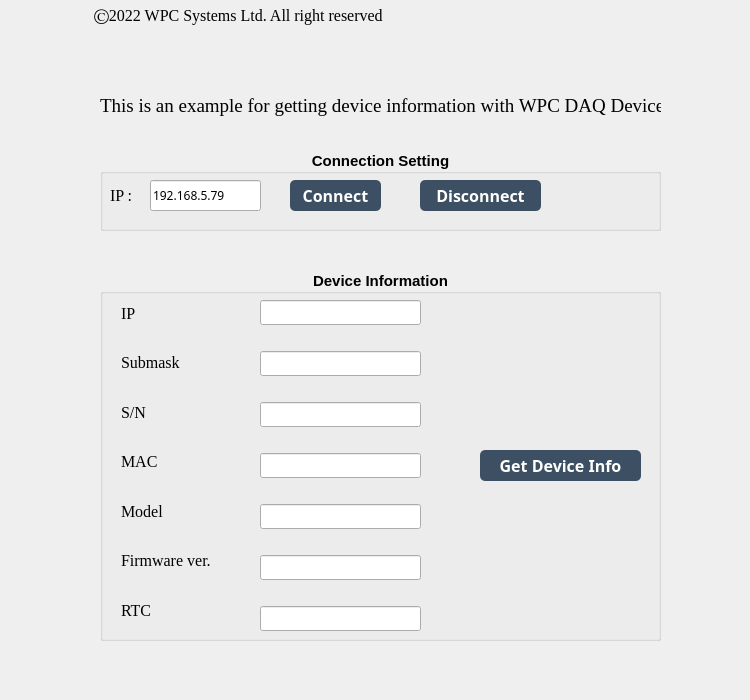
Before: the Qt Designer form examples/GUI/System_Network/Example_get_device_info/UI_design/example_GUI_get_device_info.ui in WPC-Systems-Ltd/WPC_Python_driver_release, drawn with Qt 5.
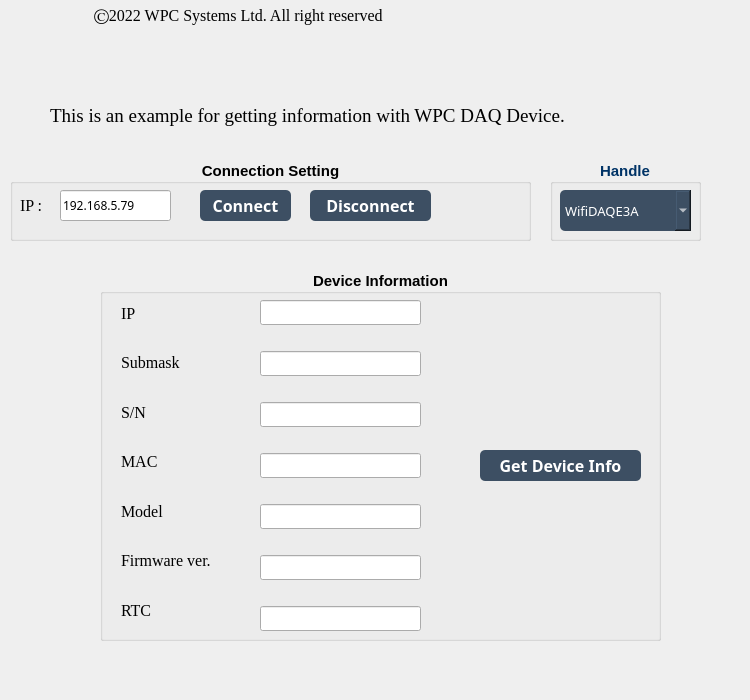
After: the same form once the commit is applied. Icons and pictures are not drawn.

Diff of the .ui file:
```diff
--- a/examples/GUI/System_Network/Example_get_device_info/UI_design/example_GUI_get_device_info.ui
+++ b/examples/GUI/System_Network/Example_get_device_info/UI_design/example_GUI_get_device_info.ui
@@ -61,9 +61,9 @@
    <widget class="QLabel" name="lb_declare">
     <property name="geometry">
      <rect>
-      <x>100</x>
-      <y>90</y>
-      <width>561</width>
+      <x>50</x>
+      <y>100</y>
+      <width>641</width>
       <height>31</height>
      </rect>
     </property>
@@ -74,15 +74,15 @@
      </font>
     </property>
     <property name="text">
-     <string>This is an example for getting device information with WPC DAQ Device.</string>
+     <string>This is an example for getting information with WPC DAQ Device.</string>
     </property>
    </widget>
    <widget class="QGroupBox" name="groupBox_connection">
     <property name="geometry">
      <rect>
-      <x>100</x>
-      <y>150</y>
-      <width>561</width>
+      <x>10</x>
+      <y>160</y>
+      <width>521</width>
       <height>81</height>
      </rect>
     </property>
@@ -141,7 +141,7 @@
     <widget class="QPushButton" name="btn_disconnect">
      <property name="geometry">
       <rect>
-       <x>320</x>
+       <x>300</x>
        <y>30</y>
        <width>121</width>
        <height>31</height>
@@ -216,7 +216,7 @@
     <widget class="QLabel" name="lb_led">
      <property name="geometry">
       <rect>
-       <x>470</x>
+       <x>440</x>
        <y>20</y>
        <width>51</width>
        <height>51</height>
@@ -529,6 +529,728 @@
      </property>
     </widget>
    </widget>
+   <widget class="QGroupBox" name="groupBox_handle">
+    <property name="geometry">
+     <rect>
+      <x>550</x>
+      <y>160</y>
+      <width>151</width>
+      <height>81</height>
+     </rect>
+    </property>
+    <property name="palette">
+     <palette>
+      <active>
+       <colorrole role="WindowText">
+        <brush brushstyle="SolidPattern">
+         <color alpha="255">
+          <red>0</red>
+          <green>51</green>
+          <blue>102</blue>
+         </color>
+        </brush>
+       </colorrole>
+       <colorrole role="Button">
+        <brush brushstyle="SolidPattern">
+         <color alpha="255">
+          <red>255</red>
+          <green>255</green>
+          <blue>255</blue>
+         </color>
+        </brush>
+       </colorrole>
+       <colorrole role="Light">
+        <brush brushstyle="SolidPattern">
+         <color alpha="255">
+          <red>255</red>
+          <green>255</green>
+          <blue>255</blue>
+         </color>
+        </brush>
+       </colorrole>
+       <colorrole role="Midlight">
+        <brush brushstyle="SolidPattern">
+         <color alpha="255">
+          <red>255</red>
+          <green>255</green>
+          <blue>255</blue>
+         </color>
+        </brush>
+       </colorrole>
+       <colorrole role="Dark">
+        <brush brushstyle="SolidPattern">
+         <color alpha="255">
+          <red>127</red>
+          <green>127</green>
+          <blue>127</blue>
+         </color>
+        </brush>
+       </colorrole>
+       <colorrole role="Mid">
+        <brush brushstyle="SolidPattern">
+         <color alpha="255">
+          <red>170</red>
+          <green>170</green>
+          <blue>170</blue>
+         </color>
+        </brush>
+       </colorrole>
+       <colorrole role="Text">
+        <brush brushstyle="SolidPattern">
+         <color alpha="255">
+          <red>0</red>
+          <green>0</green>
+          <blue>0</blue>
+         </color>
+        </brush>
+       </colorrole>
+       <colorrole role="BrightText">
+        <brush brushstyle="SolidPattern">
+         <color alpha="255">
+          <red>255</red>
+          <green>255</green>
+          <blue>255</blue>
+         </color>
+        </brush>
+       </colorrole>
+       <colorrole role="ButtonText">
+        <brush brushstyle="SolidPattern">
+         <color alpha="255">
+          <red>0</red>
+          <green>0</green>
+          <blue>0</blue>
+         </color>
+        </brush>
+       </colorrole>
+       <colorrole role="Base">
+        <brush brushstyle="SolidPattern">
+         <color alpha="255">
+          <red>255</red>
+          <green>255</green>
+          <blue>255</blue>
+         </color>
+        </brush>
+       </colorrole>
+       <colorrole role="Window">
+        <brush brushstyle="SolidPattern">
+         <color alpha="255">
+          <red>255</red>
+          <green>255</green>
+          <blue>255</blue>
+         </color>
+        </brush>
+       </colorrole>
+       <colorrole role="Shadow">
+        <brush brushstyle="SolidPattern">
+         <color alpha="255">
+          <red>0</red>
+          <green>0</green>
+          <blue>0</blue>
+         </color>
+        </brush>
+       </colorrole>
+       <colorrole role="AlternateBase">
+        <brush brushstyle="SolidPattern">
+         <color alpha="255">
+          <red>255</red>
+          <green>255</green>
+          <blue>255</blue>
+         </color>
+        </brush>
+       </colorrole>
+       <colorrole role="ToolTipBase">
+        <brush brushstyle="SolidPattern">
+         <color alpha="255">
+          <red>255</red>
+          <green>255</green>
+          <blue>220</blue>
+         </color>
+        </brush>
+       </colorrole>
+       <colorrole role="ToolTipText">
+        <brush brushstyle="SolidPattern">
+         <color alpha="255">
+          <red>0</red>
+          <green>0</green>
+          <blue>0</blue>
+         </color>
+        </brush>
+       </colorrole>
+       <colorrole role="PlaceholderText">
+        <brush brushstyle="NoBrush">
+         <color alpha="128">
+          <red>0</red>
+          <green>0</green>
+          <blue>0</blue>
+         </color>
+        </brush>
+       </colorrole>
+      </active>
+      <inactive>
+       <colorrole role="WindowText">
+        <brush brushstyle="SolidPattern">
+         <color alpha="255">
+          <red>0</red>
+          <green>51</green>
+          <blue>102</blue>
+         </color>
+        </brush>
+       </colorrole>
+       <colorrole role="Button">
+        <brush brushstyle="SolidPattern">
+         <color alpha="255">
+          <red>255</red>
+          <green>255</green>
+          <blue>255</blue>
+         </color>
+        </brush>
+       </colorrole>
+       <colorrole role="Light">
+        <brush brushstyle="SolidPattern">
+         <color alpha="255">
+          <red>255</red>
+          <green>255</green>
+          <blue>255</blue>
+         </color>
+        </brush>
+       </colorrole>
+       <colorrole role="Midlight">
+        <brush brushstyle="SolidPattern">
+         <color alpha="255">
+          <red>255</red>
+          <green>255</green>
+          <blue>255</blue>
+         </color>
+        </brush>
+       </colorrole>
+       <colorrole role="Dark">
+        <brush brushstyle="SolidPattern">
+         <color alpha="255">
+          <red>127</red>
+          <green>127</green>
+          <blue>127</blue>
+         </color>
+        </brush>
+       </colorrole>
+       <colorrole role="Mid">
+        <brush brushstyle="SolidPattern">
+         <color alpha="255">
+          <red>170</red>
+          <green>170</green>
+          <blue>170</blue>
+         </color>
+        </brush>
+       </colorrole>
+       <colorrole role="Text">
+        <brush brushstyle="SolidPattern">
+         <color alpha="255">
+          <red>0</red>
+          <green>0</green>
+          <blue>0</blue>
+         </color>
+        </brush>
+       </colorrole>
+       <colorrole role="BrightText">
+        <brush brushstyle="SolidPattern">
+         <color alpha="255">
+          <red>255</red>
+          <green>255</green>
+          <blue>255</blue>
+         </color>
+        </brush>
+       </colorrole>
+       <colorrole role="ButtonText">
+        <brush brushstyle="SolidPattern">
+         <color alpha="255">
+          <red>0</red>
+          <green>0</green>
+          <blue>0</blue>
+         </color>
+        </brush>
+       </colorrole>
+       <colorrole role="Base">
+        <brush brushstyle="SolidPattern">
+         <color alpha="255">
+          <red>255</red>
+          <green>255</green>
+          <blue>255</blue>
+         </color>
+        </brush>
+       </colorrole>
+       <colorrole role="Window">
+        <brush brushstyle="SolidPattern">
+         <color alpha="255">
+          <red>255</red>
+          <green>255</green>
+          <blue>255</blue>
+         </color>
+        </brush>
+       </colorrole>
+       <colorrole role="Shadow">
+        <brush brushstyle="SolidPattern">
+         <color alpha="255">
+          <red>0</red>
+          <green>0</green>
+          <blue>0</blue>
+         </color>
+        </brush>
+       </colorrole>
+       <colorrole role="AlternateBase">
+        <brush brushstyle="SolidPattern">
+         <color alpha="255">
+          <red>255</red>
+          <green>255</green>
+          <blue>255</blue>
+         </color>
+        </brush>
+       </colorrole>
+       <colorrole role="ToolTipBase">
+        <brush brushstyle="SolidPattern">
+         <color alpha="255">
+          <red>255</red>
+          <green>255</green>
+          <blue>220</blue>
+         </color>
+        </brush>
+       </colorrole>
+       <colorrole role="ToolTipText">
+        <brush brushstyle="SolidPattern">
+         <color alpha="255">
+          <red>0</red>
+          <green>0</green>
+          <blue>0</blue>
+         </color>
+        </brush>
+       </colorrole>
+       <colorrole role="PlaceholderText">
+        <brush brushstyle="NoBrush">
+         <color alpha="128">
+          <red>0</red>
+          <green>0</green>
+          <blue>0</blue>
+         </color>
+        </brush>
+       </colorrole>
+      </inactive>
+      <disabled>
+       <colorrole role="WindowText">
+        <brush brushstyle="SolidPattern">
+         <color alpha="255">
+          <red>127</red>
+          <green>127</green>
+          <blue>127</blue>
+         </color>
+        </brush>
+       </colorrole>
+       <colorrole role="Button">
+        <brush brushstyle="SolidPattern">
+         <color alpha="255">
+          <red>255</red>
+          <green>255</green>
+          <blue>255</blue>
+         </color>
+        </brush>
+       </colorrole>
+       <colorrole role="Light">
+        <brush brushstyle="SolidPattern">
+         <color alpha="255">
+          <red>255</red>
+          <green>255</green>
+          <blue>255</blue>
+         </color>
+        </brush>
+       </colorrole>
+       <colorrole role="Midlight">
+        <brush brushstyle="SolidPattern">
+         <color alpha="255">
+          <red>255</red>
+          <green>255</green>
+          <blue>255</blue>
+         </color>
+        </brush>
+       </colorrole>
+       <colorrole role="Dark">
+        <brush brushstyle="SolidPattern">
+         <color alpha="255">
+          <red>127</red>
+          <green>127</green>
+          <blue>127</blue>
+         </color>
+        </brush>
+       </colorrole>
+       <colorrole role="Mid">
+        <brush brushstyle="SolidPattern">
+         <color alpha="255">
+          <red>170</red>
+          <green>170</green>
+          <blue>170</blue>
+         </color>
+        </brush>
+       </colorrole>
+       <colorrole role="Text">
+        <brush brushstyle="SolidPattern">
+         <color alpha="255">
+          <red>127</red>
+          <green>127</green>
+          <blue>127</blue>
+         </color>
+        </brush>
+       </colorrole>
+       <colorrole role="BrightText">
+        <brush brushstyle="SolidPattern">
+         <color alpha="255">
+          <red>255</red>
+          <green>255</green>
+          <blue>255</blue>
+         </color>
+        </brush>
+       </colorrole>
+       <colorrole role="ButtonText">
+        <brush brushstyle="SolidPattern">
+         <color alpha="255">
+          <red>127</red>
+          <green>127</green>
+          <blue>127</blue>
+         </color>
+        </brush>
+       </colorrole>
+       <colorrole role="Base">
+        <brush brushstyle="SolidPattern">
+         <color alpha="255">
+          <red>255</red>
+          <green>255</green>
+          <blue>255</blue>
+         </color>
+        </brush>
+       </colorrole>
+       <colorrole role="Window">
+        <brush brushstyle="SolidPattern">
+         <color alpha="255">
+          <red>255</red>
+          <green>255</green>
+          <blue>255</blue>
+         </color>
+        </brush>
+       </colorrole>
+       <colorrole role="Shadow">
+        <brush brushstyle="SolidPattern">
+         <color alpha="255">
+          <red>0</red>
+          <green>0</green>
+          <blue>0</blue>
+         </color>
+        </brush>
+       </colorrole>
+       <colorrole role="AlternateBase">
+        <brush brushstyle="SolidPattern">
+         <color alpha="255">
+          <red>255</red>
+          <green>255</green>
+          <blue>255</blue>
+         </color>
+        </brush>
+       </colorrole>
+       <colorrole role="ToolTipBase">
+        <brush brushstyle="SolidPattern">
+         <color alpha="255">
+          <red>255</red>
+          <green>255</green>
+          <blue>220</blue>
+         </color>
+        </brush>
+       </colorrole>
+       <colorrole role="ToolTipText">
+        <brush brushstyle="SolidPattern">
+         <color alpha="255">
+          <red>0</red>
+          <green>0</green>
+          <blue>0</blue>
+         </color>
+        </brush>
+       </colorrole>
+       <colorrole role="PlaceholderText">
+        <brush brushstyle="NoBrush">
+         <color alpha="128">
+          <red>0</red>
+          <green>0</green>
+          <blue>0</blue>
+         </color>
+        </brush>
+       </colorrole>
+      </disabled>
+     </palette>
+    </property>
+    <property name="font">
+     <font>
+      <family>Arial</family>
+      <pointsize>11</pointsize>
+      <weight>75</weight>
+      <bold>true</bold>
+     </font>
+    </property>
+    <property name="layoutDirection">
+     <enum>Qt::LeftToRight</enum>
+    </property>
+    <property name="title">
+     <string>Handle</string>
+    </property>
+    <property name="alignment">
+     <set>Qt::AlignCenter</set>
+    </property>
+    <property name="flat">
+     <bool>false</bool>
+    </property>
+    <property name="checkable">
+     <bool>false</bool>
+    </property>
+    <widget class="QComboBox" name="comboBox_handle">
+     <property name="geometry">
+      <rect>
+       <x>10</x>
+       <y>30</y>
+       <width>131</width>
+       <height>41</height>
+      </rect>
+     </property>
+     <property name="palette">
+      <palette>
+       <active>
+        <colorrole role="WindowText">
+         <brush brushstyle="SolidPattern">
+          <color alpha="255">
+           <red>255</red>
+           <green>255</green>
+           <blue>255</blue>
+          </color>
+         </brush>
+        </colorrole>
+        <colorrole role="Button">
+         <brush brushstyle="SolidPattern">
+          <color alpha="255">
+           <red>61</red>
+           <green>79</green>
+           <blue>99</blue>
+          </color>
+         </brush>
+        </colorrole>
+        <colorrole role="Text">
+         <brush brushstyle="SolidPattern">
+          <color alpha="255">
+           <red>255</red>
+           <green>255</green>
+           <blue>255</blue>
+          </color>
+         </brush>
+        </colorrole>
+        <colorrole role="ButtonText">
+         <brush brushstyle="SolidPattern">
+          <color alpha="255">
+           <red>255</red>
+           <green>255</green>
+           <blue>255</blue>
+          </color>
+         </brush>
+        </colorrole>
+        <colorrole role="Base">
+         <brush brushstyle="SolidPattern">
+          <color alpha="255">
+           <red>61</red>
+           <green>79</green>
+           <blue>99</blue>
+          </color>
+         </brush>
+        </colorrole>
+        <colorrole role="Window">
+         <brush brushstyle="SolidPattern">
+          <color alpha="255">
+           <red>61</red>
+           <green>79</green>
+           <blue>99</blue>
+          </color>
+         </brush>
+        </colorrole>
+        <colorrole role="PlaceholderText">
+         <brush brushstyle="NoBrush">
+          <color alpha="128">
+           <red>255</red>
+           <green>255</green>
+           <blue>255</blue>
+          </color>
+         </brush>
+        </colorrole>
+       </active>
+       <inactive>
+        <colorrole role="WindowText">
+         <brush brushstyle="SolidPattern">
+          <color alpha="255">
+           <red>255</red>
+           <green>255</green>
+           <blue>255</blue>
+          </color>
+         </brush>
+        </colorrole>
+        <colorrole role="Button">
+         <brush brushstyle="SolidPattern">
+          <color alpha="255">
+           <red>61</red>
+           <green>79</green>
+           <blue>99</blue>
+          </color>
+         </brush>
+        </colorrole>
+        <colorrole role="Text">
+         <brush brushstyle="SolidPattern">
+          <color alpha="255">
+           <red>255</red>
+           <green>255</green>
+           <blue>255</blue>
+          </color>
+         </brush>
+        </colorrole>
+        <colorrole role="ButtonText">
+         <brush brushstyle="SolidPattern">
+          <color alpha="255">
+           <red>255</red>
+           <green>255</green>
+           <blue>255</blue>
+          </color>
+         </brush>
+        </colorrole>
+        <colorrole role="Base">
+         <brush brushstyle="SolidPattern">
+          <color alpha="255">
+           <red>61</red>
+           <green>79</green>
+           <blue>99</blue>
+          </color>
+         </brush>
+        </colorrole>
+        <colorrole role="Window">
+         <brush brushstyle="SolidPattern">
+          <color alpha="255">
+           <red>61</red>
+           <green>79</green>
+           <blue>99</blue>
+          </color>
+         </brush>
+        </colorrole>
+        <colorrole role="PlaceholderText">
+         <brush brushstyle="NoBrush">
+          <color alpha="128">
+           <red>255</red>
+           <green>255</green>
+           <blue>255</blue>
+          </color>
+         </brush>
+        </colorrole>
+       </inactive>
+       <disabled>
+        <colorrole role="WindowText">
+         <brush brushstyle="SolidPattern">
+          <color alpha="255">
+           <red>255</red>
+           <green>255</green>
+           <blue>255</blue>
+          </color>
+         </brush>
+        </colorrole>
+        <colorrole role="Button">
+         <brush brushstyle="SolidPattern">
+          <color alpha="255">
+           <red>61</red>
+           <green>79</green>
+           <blue>99</blue>
+          </color>
+         </brush>
+        </colorrole>
+        <colorrole role="Text">
+         <brush brushstyle="SolidPattern">
+          <color alpha="255">
+           <red>255</red>
+           <green>255</green>
+           <blue>255</blue>
+          </color>
+         </brush>
+        </colorrole>
+        <colorrole role="ButtonText">
+         <brush brushstyle="SolidPattern">
+          <color alpha="255">
+           <red>255</red>
+           <green>255</green>
+           <blue>255</blue>
+          </color>
+         </brush>
+        </colorrole>
+        <colorrole role="Base">
+         <brush brushstyle="SolidPattern">
+          <color alpha="255">
+           <red>61</red>
+           <green>79</green>
+           <blue>99</blue>
+          </color>
+         </brush>
+        </colorrole>
+        <colorrole role="Window">
+         <brush brushstyle="SolidPattern">
+          <color alpha="255">
+           <red>61</red>
+           <green>79</green>
+           <blue>99</blue>
+          </color>
+         </brush>
+        </colorrole>
+        <colorrole role="PlaceholderText">
+         <brush brushstyle="NoBrush">
+          <color alpha="128">
+           <red>255</red>
+           <green>255</green>
+           <blue>255</blue>
+          </color>
+         </brush>
+        </colorrole>
+       </disabled>
+      </palette>
+     </property>
+     <property name="font">
+      <font>
+       <family>微軟正黑體</family>
+       <pointsize>10</pointsize>
+       <weight>50</weight>
+       <bold>false</bold>
+       <kerning>true</kerning>
+      </font>
+     </property>
+     <property name="styleSheet">
+      <string notr="true">background-color: rgb(61, 79, 99);
+border-radius : 5px;
+color:  rgb(255, 255, 255); </string>
+     </property>
+     <property name="currentText">
+      <string>WifiDAQE3A</string>
+     </property>
+     <property name="currentIndex">
+      <number>0</number>
+     </property>
+     <property name="minimumContentsLength">
+      <number>0</number>
+     </property>
+     <item>
+      <property name="text">
+       <string>WifiDAQE3A</string>
+      </property>
+     </item>
+     <item>
+      <property name="text">
+       <string>EthanA</string>
+      </property>
+     </item>
+     <item>
+      <property name="text">
+       <string>EthanD</string>
+      </property>
+     </item>
+    </widget>
+   </widget>
   </widget>
  </widget>
  <resources/>
```
Left out of the diff: 4 changed lines with no effect on the pictures.
